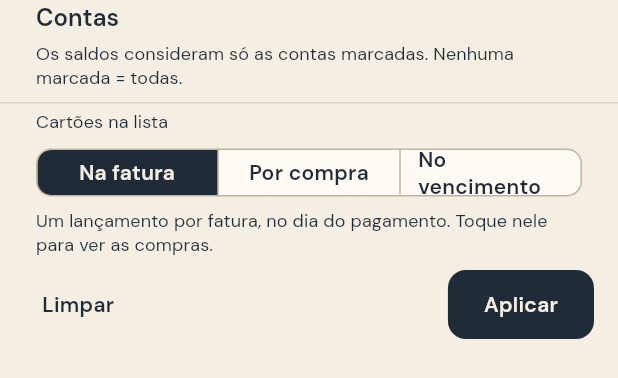
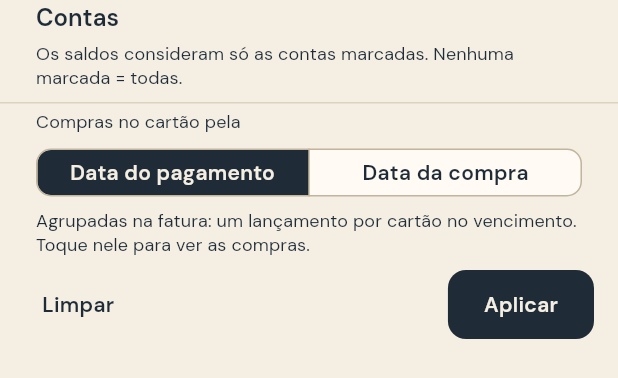
Before and after one commit to deividysantos/SewWallet, a Flutter app: the _FilterSheet widget shown alone on an empty page, opened directly with empty values, on a phone screen of 412 x 824 dp. Shown: the top 378 px of the screen. Run offline on Flutter 3.47's test engine with Material 3 defaults, Android fonts, the phone set to English and light mode, and no system bars; our stand-ins replace file_picker, fl_chart, google_fonts, shared_preferences; accounts and stored records are empty; network calls fail.

Commit message:
Uma opção só: data do pagamento agrupada na fatura (0.4.1+5)
- "Compras no cartão" fica com duas opções: "Data do pagamento, agrupadas
  na fatura" (padrão) e "Data da compra"
- Quem tinha escolhido "Data do pagamento" na versão anterior passa para
  a visão agrupada
- Relatório por categoria acompanha a configuração

Co-Authored-By: Claude Opus 5.5 <noreply@anthropic.com>

```diff
--- a/app/lib/screens/category_report_screen.dart
+++ b/app/lib/screens/category_report_screen.dart
@@ -154,7 +154,7 @@ class _CategoryReportScreenState extends State<CategoryReportScreen> {
   bool _income = false;
   bool _realized = false;
   /// Agrupado na fatura ou "data do pagamento" = gasto no mês em que a fatura vence.
-  late bool _byPayment = context.read<AppSettings>().cardDateView != CardDateView.purchase;
+  late bool _byPayment = context.read<AppSettings>().cardDateView == CardDateView.invoice;
   bool _yearView = false;
   int _offset = 0;
   DateTimeRange? _custom;
@@ -351,7 +351,7 @@ class _CategoryReportScreenState extends State<CategoryReportScreen> {
   Widget build(BuildContext context) {
     final report = _report;
     final period = _period;
-    final customized = _realized || _byPayment != (context.read<AppSettings>().cardDateView != CardDateView.purchase);
+    final customized = _realized || _byPayment != (context.read<AppSettings>().cardDateView == CardDateView.invoice);
 
     return Scaffold(
       appBar: AppBar(
--- a/app/lib/screens/settings_screen.dart
+++ b/app/lib/screens/settings_screen.dart
@@ -41,18 +41,16 @@ class SettingsScreen extends StatelessWidget {
               children: [
                 RadioListTile<CardDateView>(
                   value: CardDateView.invoice,
-                  title: Text('Agrupadas na fatura'),
-                  subtitle: Text('Um lançamento por cartão no dia do pagamento; toque para ver as compras'),
+                  title: Text('Data do pagamento, agrupadas na fatura'),
+                  subtitle: Text(
+                    'Um lançamento por cartão no vencimento da fatura, no mês em que você paga. '
+                    'Toque nele para ver as compras (fluxo de caixa)',
+                  ),
                 ),
                 RadioListTile<CardDateView>(
                   value: CardDateView.purchase,
                   title: Text('Data da compra'),
                   subtitle: Text('Mostra cada compra no dia em que foi feita'),
-                ),
-                RadioListTile<CardDateView>(
-                  value: CardDateView.payment,
-                  title: Text('Data do pagamento'),
-                  subtitle: Text('Mostra as compras no vencimento da fatura (fluxo de caixa)'),
                 ),
               ],
             ),
--- a/app/lib/screens/transactions_screen.dart
+++ b/app/lib/screens/transactions_screen.dart
@@ -310,7 +310,6 @@ class _TransactionsScreenState extends State<TransactionsScreen> {
                 switch (item) {
                   TxItem t => _TxTile(
                       tx: t,
-                      byPaymentDate: _cardDateView == CardDateView.payment,
                       busy: _busyId == t.id,
                       onTogglePaid: () => _togglePaid(t),
                       onTap: () => TransactionForm.open(context, existing: t),
@@ -560,13 +559,9 @@ class _TxTile extends StatelessWidget {
     required this.busy,
     required this.onTogglePaid,
     this.onTap,
-    this.byPaymentDate = false,
   });
 
   final TxItem tx;
-
-  /// A lista está agrupada pelo vencimento da fatura: a etiqueta mostra a data da compra.
-  final bool byPaymentDate;
   final bool busy;
   final VoidCallback onTogglePaid;
   final VoidCallback? onTap;
@@ -588,11 +583,7 @@ class _TxTile extends StatelessWidget {
     final tags = <Widget>[
       if (tx.card != null)
         _Tag(
-          byPaymentDate
-              ? '${tx.card!.name} · compra ${shortDate(tx.date)}'
-              : tx.invoiceDueDate == null
-                  ? tx.card!.name
-                  : '${tx.card!.name} · fatura ${shortDate(tx.invoiceDueDate!)}',
+          tx.invoiceDueDate == null ? tx.card!.name : '${tx.card!.name} · fatura ${shortDate(tx.invoiceDueDate!)}',
           icon: Icons.credit_card,
         )
       else if (tx.type == TxType.transfer)
@@ -801,13 +792,12 @@ class _FilterSheetState extends State<_FilterSheet> {
               child: Column(
                 crossAxisAlignment: CrossAxisAlignment.stretch,
                 children: [
-                  Text('Cartões na lista', style: theme.textTheme.bodySmall),
+                  Text('Compras no cartão pela', style: theme.textTheme.bodySmall),
                   const SizedBox(height: 6),
                   SegmentedButton<CardDateView>(
                     segments: const [
-                      ButtonSegment(value: CardDateView.invoice, label: Text('Na fatura')),
-                      ButtonSegment(value: CardDateView.purchase, label: Text('Por compra')),
-                      ButtonSegment(value: CardDateView.payment, label: Text('No vencimento')),
+                      ButtonSegment(value: CardDateView.invoice, label: Text('Data do pagamento')),
+                      ButtonSegment(value: CardDateView.purchase, label: Text('Data da compra')),
                     ],
                     selected: {_cardDate},
                     showSelectedIcon: false,
@@ -816,9 +806,9 @@ class _FilterSheetState extends State<_FilterSheet> {
                   const SizedBox(height: 4),
                   Text(
                     switch (_cardDate) {
-                      CardDateView.invoice => 'Um lançamento por fatura, no dia do pagamento. Toque nele para ver as compras.',
+                      CardDateView.invoice =>
+                        'Agrupadas na fatura: um lançamento por cartão no vencimento. Toque nele para ver as compras.',
                       CardDateView.purchase => 'Cada compra no dia em que foi feita.',
-                      CardDateView.payment => 'Cada compra no vencimento da fatura em que entrou.',
                     },
                     style: theme.textTheme.bodySmall,
                   ),
--- a/app/lib/state/settings.dart
+++ b/app/lib/state/settings.dart
@@ -3,14 +3,12 @@ import 'package:shared_preferences/shared_preferences.dart';
 
 /// Como as compras no cartão aparecem na lista de lançamentos.
 enum CardDateView {
-  /// Agrupadas: um lançamento de fatura por cartão, no vencimento (as compras ficam no detalhe da fatura).
+  /// Pela data do pagamento: um lançamento de fatura por cartão, no vencimento
+  /// (as compras ficam no detalhe da fatura).
   invoice,
 
   /// Cada compra na data da compra.
   purchase,
-
-  /// Cada compra no vencimento da fatura (quando o dinheiro sai: fluxo de caixa).
-  payment,
 }
 
 /// Preferências do app, salvas no aparelho.
@@ -22,8 +20,8 @@ class AppSettings extends ChangeNotifier {
   Future<void> restore() async {
     try {
       final prefs = await SharedPreferences.getInstance();
-      final v = prefs.getString(_kCardDateView);
-      cardDateView = CardDateView.values.where((e) => e.name == v).firstOrNull ?? CardDateView.invoice;
+      // "payment" (versões antigas: compras soltas no vencimento) virou a visão agrupada.
+      cardDateView = prefs.getString(_kCardDateView) == 'purchase' ? CardDateView.purchase : CardDateView.invoice;
     } catch (_) {
       // Sem armazenamento: fica no padrão.
     }
--- a/app/pubspec.yaml
+++ b/app/pubspec.yaml
@@ -1,7 +1,7 @@
 name: sewwallet
 description: "SewWallet - finanças pessoais."
 publish_to: 'none'
-version: 0.4.0+4
+version: 0.4.1+5
 
 environment:
   sdk: ^3.10.0
```
Also changed, not shown: 1 other file.
